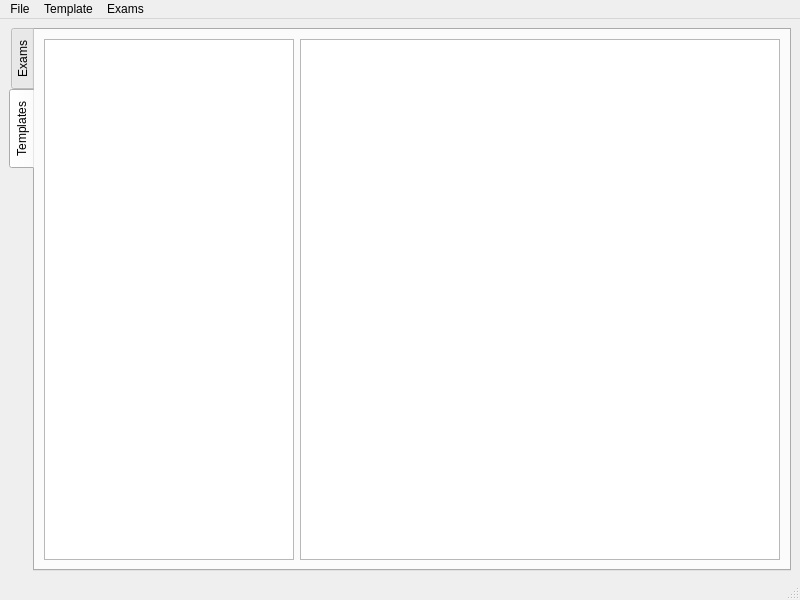
First picture: the form in views/mainwindow.ui, repository GandalfM/automatic-exams-reader, before the edit.
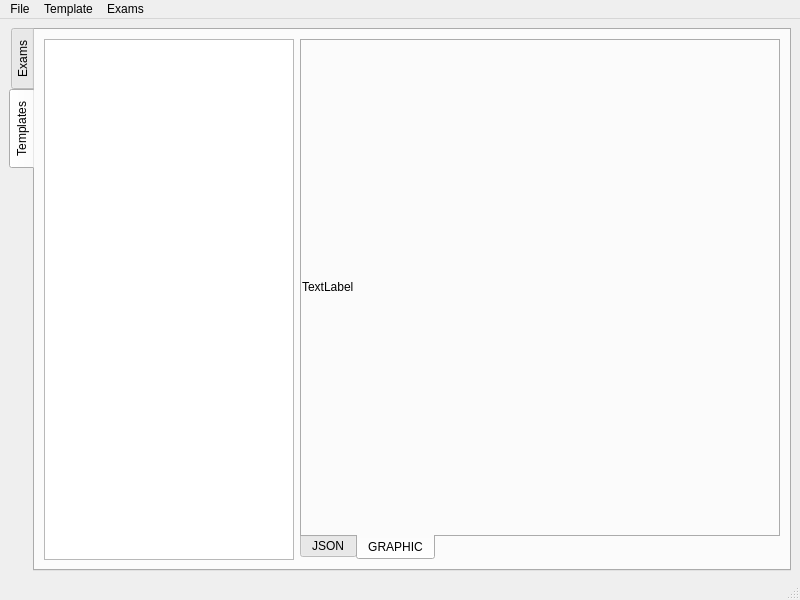
Second picture: the form after the edit. The open tabs and pages were chosen to show the change.

Commit message: Added simple template view without template overlay.

The edit to the form file:
```diff
--- a/views/mainwindow.ui
+++ b/views/mainwindow.ui
@@ -125,10 +125,64 @@
          </widget>
         </item>
         <item>
-         <widget class="QTextEdit" name="templateTextEdit">
-          <property name="enabled">
-           <bool>true</bool>
+         <widget class="QTabWidget" name="tabWidget_2">
+          <property name="tabPosition">
+           <enum>QTabWidget::South</enum>
           </property>
+          <property name="currentIndex">
+           <number>1</number>
+          </property>
+          <widget class="QWidget" name="tab">
+           <attribute name="title">
+            <string>JSON</string>
+           </attribute>
+           <widget class="QTextEdit" name="templateTextEdit">
+            <property name="enabled">
+             <bool>true</bool>
+            </property>
+            <property name="geometry">
+             <rect>
+              <x>0</x>
+              <y>-4</y>
+              <width>481</width>
+              <height>501</height>
+             </rect>
+            </property>
+            <property name="sizePolicy">
+             <sizepolicy hsizetype="Preferred" vsizetype="Preferred">
+              <horstretch>0</horstretch>
+              <verstretch>0</verstretch>
+             </sizepolicy>
+            </property>
+           </widget>
+          </widget>
+          <widget class="QWidget" name="tab_2">
+           <attribute name="title">
+            <string>GRAPHIC</string>
+           </attribute>
+           <widget class="QLabel" name="templateViewLabel">
+            <property name="geometry">
+             <rect>
+              <x>0</x>
+              <y>0</y>
+              <width>481</width>
+              <height>491</height>
+             </rect>
+            </property>
+            <property name="sizePolicy">
+             <sizepolicy hsizetype="Ignored" vsizetype="Ignored">
+              <horstretch>0</horstretch>
+              <verstretch>0</verstretch>
+             </sizepolicy>
+            </property>
+            <property name="text">
+             <string>TextLabel</string>
+            </property>
+            <property name="scaledContents">
+             <bool>true</bool>
+            </property>
+           </widget>
+          </widget>
          </widget>
         </item>
        </layout>
```
Left out of the diff: 2 changed lines with no effect on the pictures. The commit also changes 7 other files.
